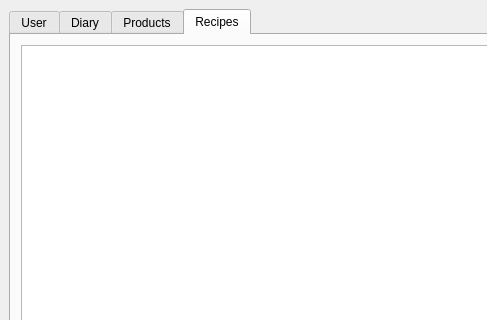
First picture: the form in courseWork/mainwindow.ui, repository mellonii/maltite, before the edit; both pictures show x 0 to 487 and y 0 to 320 of the 820 by 570 pixel window.
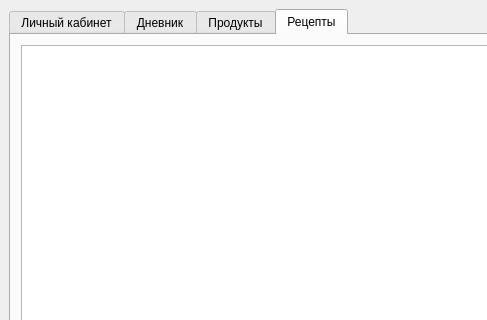
Second picture: the form after the edit. The open tabs and pages were chosen to show the change.

```diff
--- a/courseWork/mainwindow.ui
+++ b/courseWork/mainwindow.ui
@@ -28,7 +28,7 @@
       </property>
       <widget class="QWidget" name="tab">
        <attribute name="title">
-        <string>User</string>
+        <string>Личный кабинет</string>
        </attribute>
        <widget class="QTextBrowser" name="textBrowser_7">
         <property name="geometry">
@@ -446,7 +446,7 @@
       </widget>
       <widget class="QWidget" name="tab_5">
        <attribute name="title">
-        <string>Diary</string>
+        <string>Дневник</string>
        </attribute>
        <widget class="QCalendarWidget" name="calendarWidget">
         <property name="geometry">
@@ -733,7 +733,7 @@
       </widget>
       <widget class="QWidget" name="tab_3">
        <attribute name="title">
-        <string>Products</string>
+        <string>Продукты</string>
        </attribute>
        <widget class="QPushButton" name="pushButton_3">
         <property name="geometry">
@@ -779,7 +779,7 @@
       </widget>
       <widget class="QWidget" name="tab_2">
        <attribute name="title">
-        <string>Recipes</string>
+        <string>Рецепты</string>
        </attribute>
        <widget class="QPushButton" name="pushButton_4">
         <property name="geometry">
```
Left out of the diff: 2 changed lines with no effect on the pictures.
